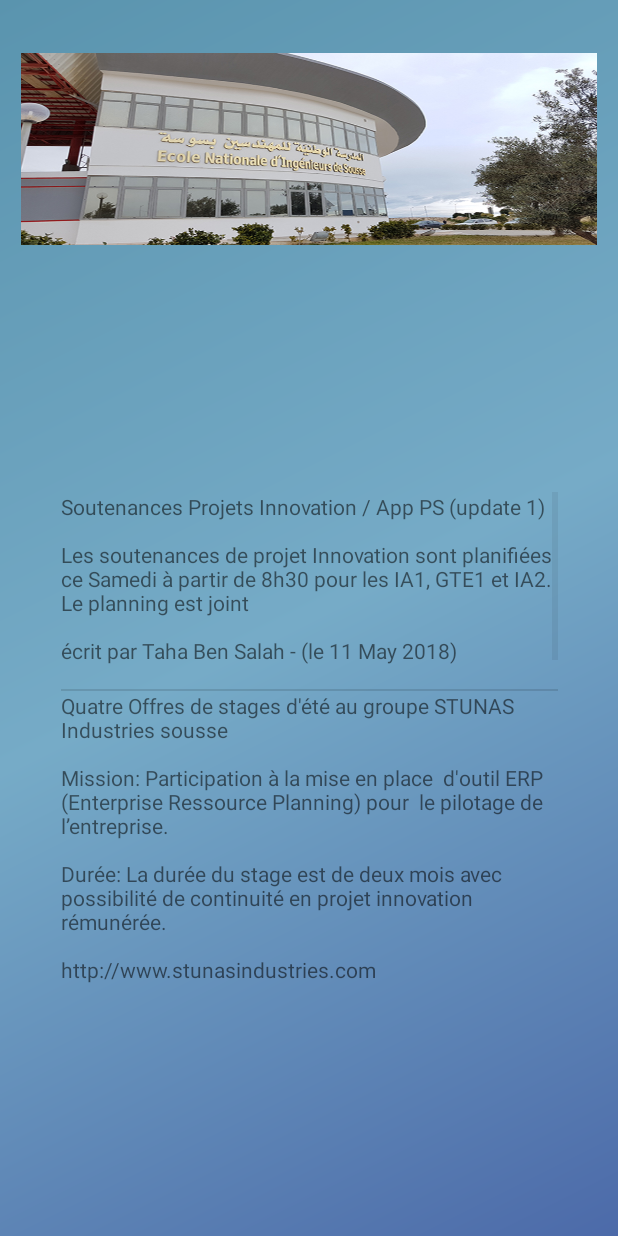
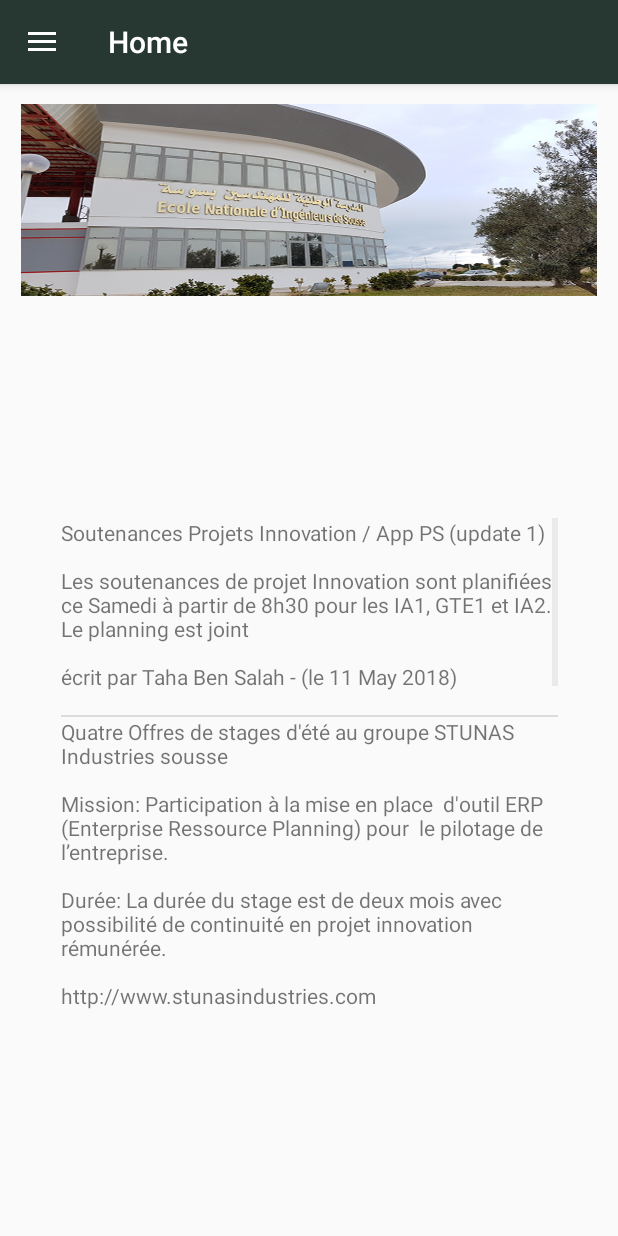
Before and after one commit to zyedbenmed/Eniso.infoApp, an Android app: the Home screen opened directly, with no data from a screen before it, on a phone screen of 412 x 824 dp. Run offline under Robolectric (Android 15) with nearby library versions, the phone set to English and light mode, and no system bars; 2 statements that could not run were skipped.

Commit message:
app icon

```diff
--- a/ENISo/app/src/main/AndroidManifest.xml
+++ b/ENISo/app/src/main/AndroidManifest.xml
@@ -8,7 +8,7 @@
 
     <application
         android:allowBackup="true"
-        android:icon="@mipmap/ic_launcher"
+        android:icon="@drawable/appicon"
         android:label="@string/app_name"
         android:roundIcon="@mipmap/ic_launcher_round"
         android:supportsRtl="true"
--- a/ENISo/app/src/main/java/com/example/alaabid/eniso/Home.java
+++ b/ENISo/app/src/main/java/com/example/alaabid/eniso/Home.java
@@ -24,7 +24,7 @@ public class Home extends AppCompatActivity
         implements NavigationView.OnNavigationItemSelectedListener {
     DrawerLayout drawer;
     NavigationView navigationView;
-    Toolbar toolbar=null;
+    Toolbar toolbar;
     String nom;
 
 
--- a/ENISo/app/src/main/res/layout/activity_home.xml
+++ b/ENISo/app/src/main/res/layout/activity_home.xml
@@ -17,8 +17,8 @@
     <LinearLayout
         android:layout_width="match_parent"
         android:layout_height="match_parent"
-        android:background="@drawable/side_nav_bar"
-        android:layout_marginTop="50dp">
+
+        android:layout_marginTop="80dp">
 
 
     <android.support.constraint.ConstraintLayout xmlns:android="http://schemas.android.com/apk/res/android"
@@ -26,6 +26,8 @@
         xmlns:tools="http://schemas.android.com/tools"
         android:layout_width="match_parent"
         android:layout_height="match_parent"
+        android:layout_marginTop="50dp"
+
         >
 
         <TextView
@@ -35,7 +37,7 @@
             android:layout_marginBottom="8dp"
             android:layout_marginEnd="8dp"
             android:layout_marginStart="8dp"
-            android:layout_marginTop="15dp"
+
             android:background="@drawable/enisoo"
             android:fontFamily="cursive"
             android:paddingBottom="16dp"
```
Also changed, not shown: ENISo/app/src/main/res/drawable/appicon.png (added).
